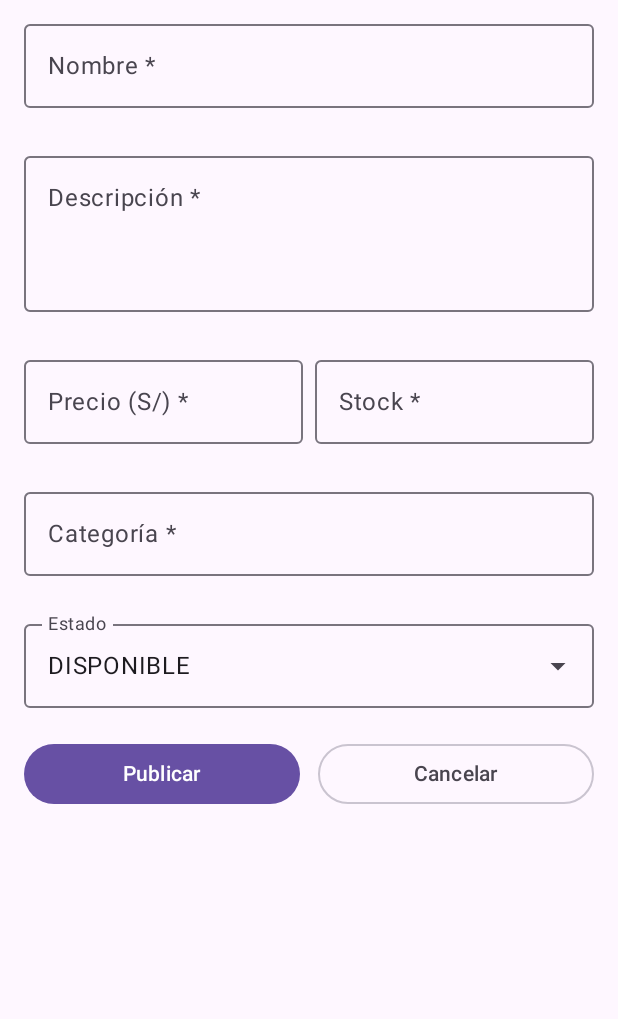
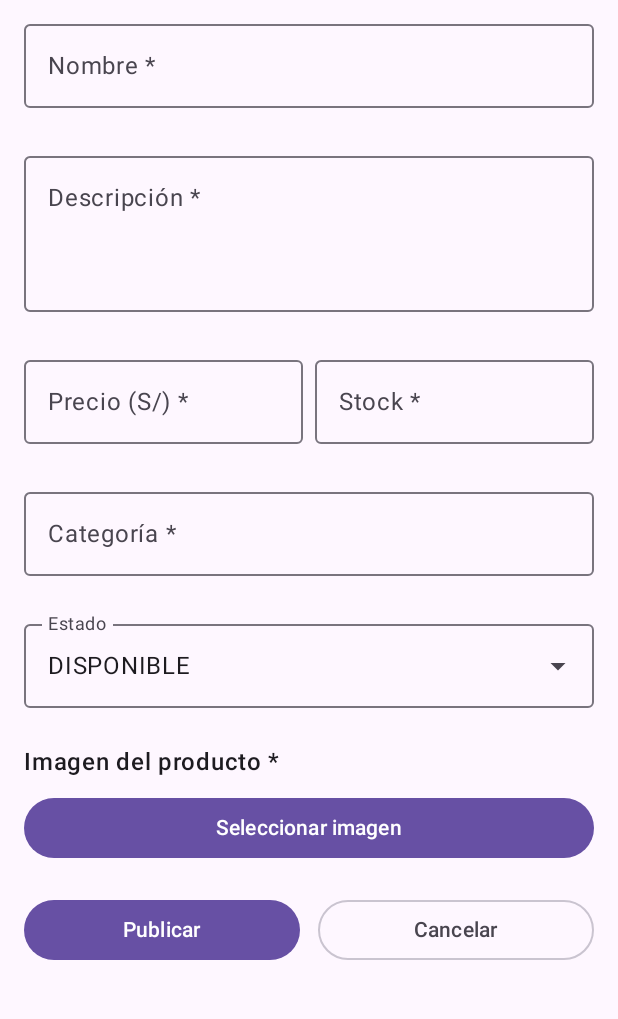
Before and after one commit to jbarzolav/contruccion-y-pruebas-de-software-seccion-B, an Android app built with Jetpack Compose: the screen it shows after launch (MainActivity), after a tap on "Cancelar", on a phone screen of 412 x 824 dp, the part 72-1091 px from its top. Run offline under Robolectric (Android 15) with nearby library versions, the light colour scheme and no system bars; pictures from the network do not load; 2 other taps on this screen came first.

Commit message:
Implementa seleccion y registro de imagen en productos

```diff
--- a/mobile-android/app/build.gradle.kts
+++ b/mobile-android/app/build.gradle.kts
@@ -51,6 +51,7 @@ dependencies {
     implementation("androidx.compose.ui:ui")
     implementation("androidx.compose.ui:ui-tooling-preview")
     implementation("androidx.compose.material3:material3")
+    implementation("io.coil-kt:coil-compose:2.7.0")
     debugImplementation("androidx.compose.ui:ui-tooling")
 
     // Retrofit + OkHttp + Gson (cliente REST)
--- /dev/null
+++ b/mobile-android/app/src/main/java/com/ejemplo/publicarproducto/model/ImagenProductoRequest.kt
@@ -0,0 +1,6 @@
+package com.ejemplo.publicarproducto.model
+
+data class ImagenProductoRequest(
+    val imagenUrl: String,
+    val vendedorId: Long
+)
--- a/mobile-android/app/src/main/java/com/ejemplo/publicarproducto/ui/PublicarProductoScreen.kt
+++ b/mobile-android/app/src/main/java/com/ejemplo/publicarproducto/ui/PublicarProductoScreen.kt
@@ -1,5 +1,9 @@
 package com.ejemplo.publicarproducto.ui
 
+import android.net.Uri
+import androidx.activity.compose.rememberLauncherForActivityResult
+import androidx.activity.result.contract.ActivityResultContracts
+import androidx.compose.foundation.Image
 import androidx.compose.foundation.layout.Arrangement
 import androidx.compose.foundation.layout.Column
 import androidx.compose.foundation.layout.Row
@@ -11,7 +15,6 @@ import androidx.compose.foundation.rememberScrollState
 import androidx.compose.foundation.text.KeyboardOptions
 import androidx.compose.foundation.verticalScroll
 import androidx.compose.material3.Button
-import androidx.compose.material3.ButtonDefaults
 import androidx.compose.material3.CircularProgressIndicator
 import androidx.compose.material3.DropdownMenuItem
 import androidx.compose.material3.ExperimentalMaterial3Api
@@ -29,18 +32,38 @@ import androidx.compose.runtime.setValue
 import androidx.compose.ui.Alignment
 import androidx.compose.ui.Modifier
 import androidx.compose.ui.graphics.Color
+import androidx.compose.ui.layout.ContentScale
 import androidx.compose.ui.text.font.FontWeight
 import androidx.compose.ui.text.input.KeyboardType
 import androidx.compose.ui.unit.dp
 import androidx.lifecycle.viewmodel.compose.viewModel
+import coil.compose.rememberAsyncImagePainter
 
-private val ESTADOS = listOf("DISPONIBLE", "AGOTADO", "INACTIVO")
+private val ESTADOS = listOf(
+    "DISPONIBLE",
+    "AGOTADO",
+    "INACTIVO"
+)
 
 @Composable
 fun PublicarProductoScreen(
     modifier: Modifier = Modifier,
     viewModel: PublicarProductoViewModel = viewModel()
 ) {
+    var imagenUri by remember {
+        mutableStateOf<Uri?>(null)
+    }
+
+    val selectorImagen = rememberLauncherForActivityResult(
+        contract = ActivityResultContracts.GetContent()
+    ) { uri ->
+        imagenUri = uri
+
+        if (uri != null) {
+            viewModel.onImagenChange(uri.toString())
+        }
+    }
+
     Column(
         modifier = modifier
             .fillMaxWidth()
@@ -54,13 +77,18 @@ fun PublicarProductoScreen(
             fontWeight = FontWeight.Bold
         )
 
-        // -------- Campos --------
         OutlinedTextField(
             value = viewModel.nombre,
             onValueChange = viewModel::onNombreChange,
-            label = { Text("Nombre *") },
+            label = {
+                Text("Nombre *")
+            },
             isError = viewModel.erroresCampo.containsKey("nombre"),
-            supportingText = { viewModel.erroresCampo["nombre"]?.let { Text(it) } },
+            supportingText = {
+                viewModel.erroresCampo["nombre"]?.let {
+                    Text(it)
+                }
+            },
             singleLine = true,
             modifier = Modifier.fillMaxWidth()
         )
@@ -68,21 +96,37 @@ fun PublicarProductoScreen(
         OutlinedTextField(
             value = viewModel.descripcion,
             onValueChange = viewModel::onDescripcionChange,
-            label = { Text("Descripción *") },
+            label = {
+                Text("Descripción *")
+            },
             isError = viewModel.erroresCampo.containsKey("descripcion"),
-            supportingText = { viewModel.erroresCampo["descripcion"]?.let { Text(it) } },
+            supportingText = {
+                viewModel.erroresCampo["descripcion"]?.let {
+                    Text(it)
+                }
+            },
             minLines = 3,
             modifier = Modifier.fillMaxWidth()
         )
 
-        Row(horizontalArrangement = Arrangement.spacedBy(8.dp)) {
+        Row(
+            horizontalArrangement = Arrangement.spacedBy(8.dp)
+        ) {
             OutlinedTextField(
                 value = viewModel.precio,
                 onValueChange = viewModel::onPrecioChange,
-                label = { Text("Precio (S/) *") },
+                label = {
+                    Text("Precio (S/) *")
+                },
                 isError = viewModel.erroresCampo.containsKey("precio"),
-                supportingText = { viewModel.erroresCampo["precio"]?.let { Text(it) } },
-                keyboardOptions = KeyboardOptions(keyboardType = KeyboardType.Decimal),
+                supportingText = {
+                    viewModel.erroresCampo["precio"]?.let {
+                        Text(it)
+                    }
+                },
+                keyboardOptions = KeyboardOptions(
+                    keyboardType = KeyboardType.Decimal
+                ),
                 singleLine = true,
                 modifier = Modifier.weight(1f)
             )
@@ -90,10 +134,18 @@ fun PublicarProductoScreen(
             OutlinedTextField(
                 value = viewModel.stock,
                 onValueChange = viewModel::onStockChange,
-                label = { Text("Stock *") },
+                label = {
+                    Text("Stock *")
+                },
                 isError = viewModel.erroresCampo.containsKey("stock"),
-                supportingText = { viewModel.erroresCampo["stock"]?.let { Text(it) } },
-                keyboardOptions = KeyboardOptions(keyboardType = KeyboardType.Number),
+                supportingText = {
+                    viewModel.erroresCampo["stock"]?.let {
+                        Text(it)
+                    }
+                },
+                keyboardOptions = KeyboardOptions(
+                    keyboardType = KeyboardType.Number
+                ),
                 singleLine = true,
                 modifier = Modifier.weight(1f)
             )
@@ -102,9 +154,15 @@ fun PublicarProductoScreen(
         OutlinedTextField(
             value = viewModel.categoria,
             onValueChange = viewModel::onCategoriaChange,
-            label = { Text("Categoría *") },
+            label = {
+                Text("Categoría *")
+            },
             isError = viewModel.erroresCampo.containsKey("categoria"),
-            supportingText = { viewModel.erroresCampo["categoria"]?.let { Text(it) } },
+            supportingText = {
+                viewModel.erroresCampo["categoria"]?.let {
+                    Text(it)
+                }
+            },
             singleLine = true,
             modifier = Modifier.fillMaxWidth()
         )
@@ -114,20 +172,80 @@ fun PublicarProductoScreen(
             onSeleccionado = viewModel::onEstadoChange
         )
 
-        Spacer(modifier = Modifier.height(4.dp))
+        Spacer(
+            modifier = Modifier.height(8.dp)
+        )
 
-        // -------- Botones --------
-        Row(horizontalArrangement = Arrangement.spacedBy(12.dp)) {
+        Text(
+            text = "Imagen del producto *",
+            fontWeight = FontWeight.SemiBold
+        )
+
+        Button(
+            onClick = {
+                selectorImagen.launch("image/*")
+            },
+            modifier = Modifier.fillMaxWidth()
+        ) {
+            Text("Seleccionar imagen")
+        }
+
+        if (viewModel.erroresCampo.containsKey("imagen")) {
+            Text(
+                text = viewModel.erroresCampo["imagen"] ?: "",
+                color = MaterialTheme.colorScheme.error
+            )
+        }
+
+        if (imagenUri != null) {
+            Text("Vista previa:")
+
+            Image(
+                painter = rememberAsyncImagePainter(imagenUri),
+                contentDescription = "Vista previa del producto",
+                modifier = Modifier
+                    .fillMaxWidth()
+                    .height(200.dp),
+                contentScale = ContentScale.Fit
+            )
+
+            OutlinedButton(
+                onClick = {
+                    imagenUri = null
+                    viewModel.quitarImagen()
+                },
+                modifier = Modifier.fillMaxWidth()
+            ) {
+                Text("Quitar imagen")
+            }
+        }
+
+        Spacer(
+            modifier = Modifier.height(4.dp)
+        )
+
+        Row(
+            horizontalArrangement = Arrangement.spacedBy(12.dp)
+        ) {
             Button(
                 onClick = viewModel::publicar,
                 enabled = viewModel.uiState != PublicarUiState.Loading,
                 modifier = Modifier.weight(1f)
             ) {
-                Text(if (viewModel.uiState == PublicarUiState.Loading) "Publicando…" else "Publicar")
+                Text(
+                    if (viewModel.uiState == PublicarUiState.Loading) {
+                        "Publicando…"
+                    } else {
+                        "Publicar"
+                    }
+                )
             }
 
             OutlinedButton(
-                onClick = viewModel::cancelar,
+                onClick = {
+                    viewModel.cancelar()
+                    imagenUri = null
+                },
                 enabled = viewModel.uiState != PublicarUiState.Loading,
                 modifier = Modifier.weight(1f)
             ) {
@@ -135,14 +253,16 @@ fun PublicarProductoScreen(
             }
         }
 
-        // -------- Estados: carga, éxito y error --------
         when (val state = viewModel.uiState) {
             is PublicarUiState.Loading -> {
                 Row(
                     verticalAlignment = Alignment.CenterVertically,
                     horizontalArrangement = Arrangement.spacedBy(12.dp)
                 ) {
-                    CircularProgressIndicator(modifier = Modifier.height(24.dp))
+                    CircularProgressIndicator(
+                        modifier = Modifier.height(24.dp)
+                    )
+
                     Text("Enviando al backend…")
                 }
             }
@@ -176,19 +296,32 @@ fun PublicarProductoScreen(
 
 @OptIn(ExperimentalMaterial3Api::class)
 @Composable
-private fun EstadoDropdown(seleccionado: String, onSeleccionado: (String) -> Unit) {
-    var expandido by remember { mutableStateOf(false) }
+private fun EstadoDropdown(
+    seleccionado: String,
+    onSeleccionado: (String) -> Unit
+) {
+    var expandido by remember {
+        mutableStateOf(false)
+    }
 
     ExposedDropdownMenuBox(
         expanded = expandido,
-        onExpandedChange = { expandido = it }
+        onExpandedChange = {
+            expandido = it
+        }
     ) {
         OutlinedTextField(
             value = seleccionado,
             onValueChange = {},
             readOnly = true,
-            label = { Text("Estado") },
-            trailingIcon = { ExposedDropdownMenuDefaults.TrailingIcon(expanded = expandido) },
+            label = {
+                Text("Estado")
+            },
+            trailingIcon = {
+                ExposedDropdownMenuDefaults.TrailingIcon(
+                    expanded = expandido
+                )
+            },
             modifier = Modifier
                 .fillMaxWidth()
                 .menuAnchor()
@@ -196,11 +329,15 @@ private fun EstadoDropdown(seleccionado: String, onSeleccionado: (String) -> Uni
 
         ExposedDropdownMenu(
             expanded = expandido,
-            onDismissRequest = { expandido = false }
+            onDismissRequest = {
+                expandido = false
+            }
         ) {
             ESTADOS.forEach { opcion ->
                 DropdownMenuItem(
-                    text = { Text(opcion) },
+                    text = {
+                        Text(opcion)
+                    },
                     onClick = {
                         onSeleccionado(opcion)
                         expandido = false
```
Also changed, not shown: mobile-android/app/src/main/java/com/ejemplo/publicarproducto/network/ProductoApi.kt (+11 -4 lines), mobile-android/app/src/main/java/com/ejemplo/publicarproducto/ui/PublicarProductoViewModel.kt (+120 -26 lines).
